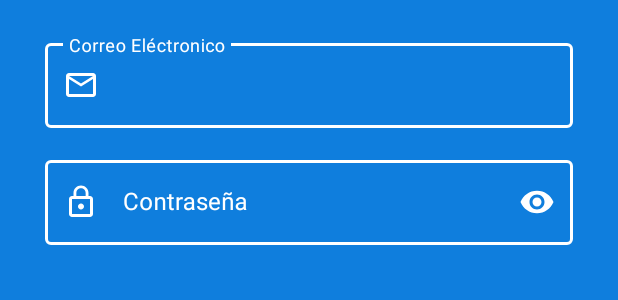
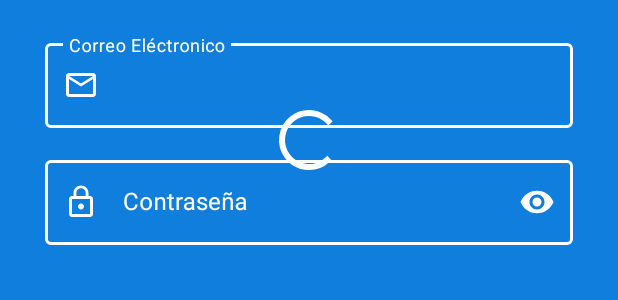
Before and after one commit to is-lgarcia/mini_twitter, an Android app: the layout activity_main.xml on its own in the app's theme, with its tools: preview values and no code run, on a phone screen of 412 x 824 dp. Shown: the part 478-778 px from the top of the screen. Run offline under Robolectric (Android 15) with nearby library versions, the phone set to English and light mode, and no system bars.

```diff
--- a/app/src/main/java/com/luisg/minitwitter/common/Constants.java
+++ b/app/src/main/java/com/luisg/minitwitter/common/Constants.java
@@ -2,4 +2,5 @@ package com.luisg.minitwitter.common;
 
 public class Constants {
     public static  final String API_MINITWITTER_BASE_URL = "https://www.minitwitter.com:3001/apiv1/";
+    public static final String CODE_ACCES_API = "UDEMYANDROID";
 }
--- a/app/src/main/java/com/luisg/minitwitter/view/MainActivity.java
+++ b/app/src/main/java/com/luisg/minitwitter/view/MainActivity.java
@@ -9,6 +9,7 @@ import android.util.Pair;
 import android.view.View;
 import android.widget.Button;
 import android.widget.ImageView;
+import android.widget.ProgressBar;
 
 import com.google.android.material.textfield.TextInputLayout;
 import com.luisg.minitwitter.R;
@@ -26,6 +27,7 @@ public class MainActivity extends AppCompatActivity {
     ImageView imvLogo;
     TextInputLayout inputEmail, inputPassword;
     Button btnLogin, btnCreateAccount;
+    ProgressBar progressBar;
     private MIniTwitterClient mIniTwitterClient;
     private MiniTwitterService miniTwitterService;
 
@@ -51,6 +53,7 @@ public class MainActivity extends AppCompatActivity {
         inputEmail = findViewById(R.id.input_email_login);
         inputPassword = findViewById(R.id.input_password_login);
         btnLogin = findViewById(R.id.btn_login);
+        progressBar = findViewById(R.id.progress_bar_login);
         btnCreateAccount = findViewById(R.id.btn_create_account);
     }
 
@@ -71,6 +74,7 @@ public class MainActivity extends AppCompatActivity {
                 @Override
                 public void onResponse(Call<ResponseAuth> call, Response<ResponseAuth> response) {
                     if (response.isSuccessful()){
+                        progressBar.setVisibility(View.VISIBLE);
                         Intent intent = new Intent(MainActivity.this, DashboardActivity.class);
                         startActivity(intent);
                         finish();
--- a/app/src/main/res/layout/activity_main.xml
+++ b/app/src/main/res/layout/activity_main.xml
@@ -128,4 +128,19 @@
         app:layout_constraintStart_toStartOf="parent"
         app:layout_constraintTop_toBottomOf="@+id/btn_login" />
 
+    <ProgressBar
+        android:id="@+id/progress_bar_login"
+        style="?android:attr/progressBarStyle"
+        android:layout_width="wrap_content"
+        android:layout_height="wrap_content"
+        android:indeterminate="true"
+        android:indeterminateTint="@android:color/white"
+        android:progressTint="@android:color/white"
+        android:visibility="gone"
+        app:layout_constraintBottom_toBottomOf="parent"
+        app:layout_constraintEnd_toEndOf="parent"
+        app:layout_constraintStart_toStartOf="parent"
+        app:layout_constraintTop_toTopOf="parent"
+        tools:visibility="visible" />
+
 </androidx.constraintlayout.widget.ConstraintLayout>
--- a/app/src/main/res/values/strings.xml
+++ b/app/src/main/res/values/strings.xml
@@ -12,6 +12,7 @@
     <string name="btn_back_login">Ya tienes cuenta, Inicia Sesión</string>
     <string name="error_empty">Campo Obligatorio</string>
     <string name="error_login">Error usuario o contraseña incorrecto</string>
+    <string name="error_signup">Error usuario ya existe</string>
 
     <string name="title_activity_dashboard">DashboardActivity</string>
     <string name="title_home">Home</string>
```
Also changed, not shown: app/src/main/java/com/luisg/minitwitter/view/SignUpActivity.java (+81 -0 lines), app/src/main/res/layout/activity_sign_up.xml (+15 -0 lines).
